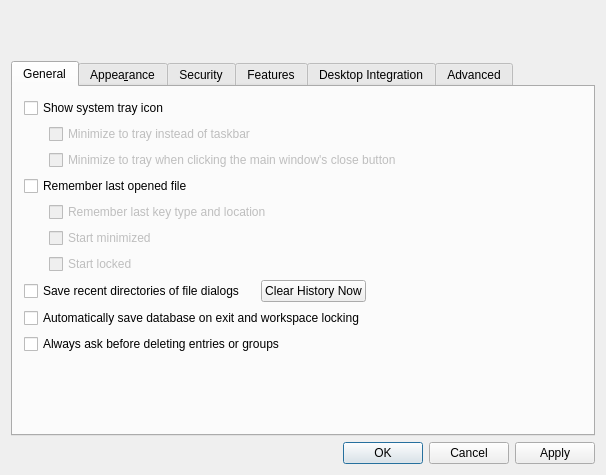
This is src/forms/SettingsDlg.ui in thooge/keepassx1 as Qt 5 draws it before an edit. The edited form follows.
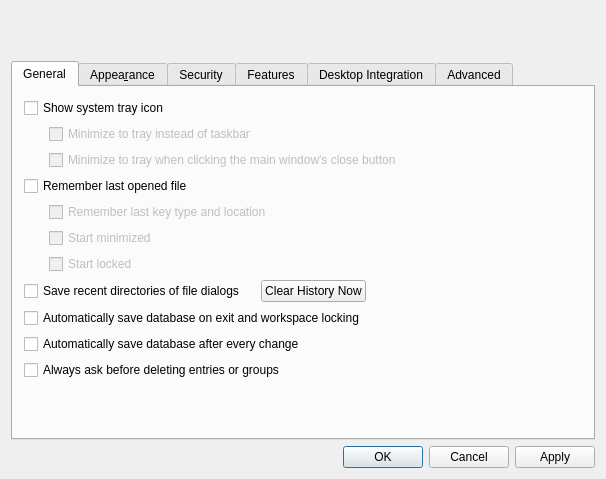
This is the edited form. Custom widgets are drawn as their Qt base class.

Commit message: Cache and protect MasterKey - speeds up saving a lot Added option to save database after every change Improved license information

```diff
--- a/src/forms/SettingsDlg.ui
+++ b/src/forms/SettingsDlg.ui
@@ -6,7 +6,7 @@
     <x>0</x>
     <y>0</y>
     <width>606</width>
-    <height>475</height>
+    <height>479</height>
    </rect>
   </property>
   <property name="windowTitle" >
@@ -52,7 +52,7 @@
         <x>0</x>
         <y>0</y>
         <width>584</width>
-        <height>341</height>
+        <height>345</height>
        </rect>
       </property>
       <property name="whatsThis" >
@@ -290,6 +290,13 @@
          </property>
         </widget>
        </item>
+       <item>
+        <widget class="QCheckBox" name="CheckBox_AutoSaveChange" >
+         <property name="text" >
+          <string>Automatically save database after every change</string>
+         </property>
+        </widget>
+       </item>
        <item>
         <widget class="QCheckBox" name="checkBox_AskBeforeDelete" >
          <property name="text" >
```
Left out of the diff: 10 changed lines with no effect on the pictures. The commit also changes 15 other files.
